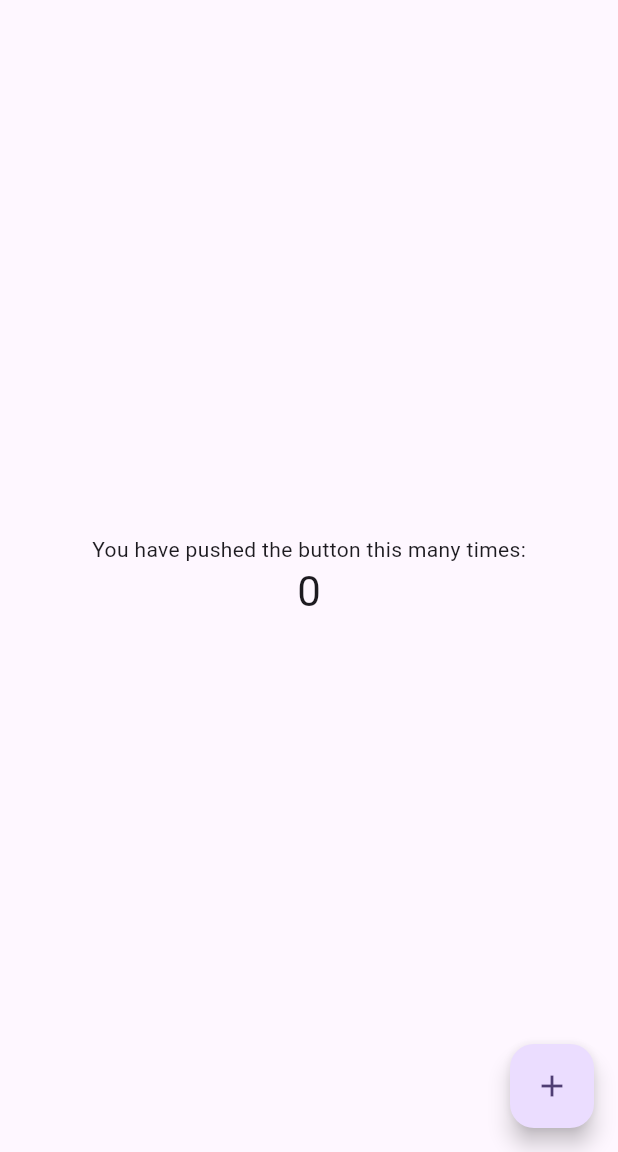
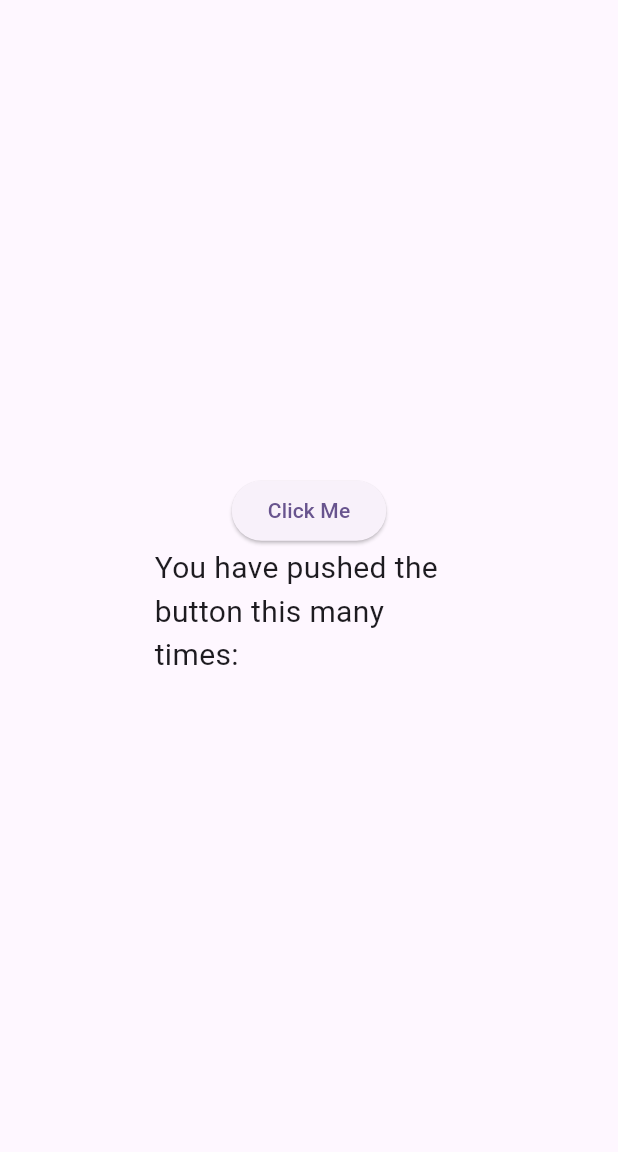
Before and after one commit to yrjwcharm/flutter_ohos, a Flutter app: the screen it shows after launch, on a phone screen of 412 x 824 dp, the part 84-1236 px from its top. Run offline on Flutter 3.47's test engine with Material 3 defaults, Android fonts, the phone set to English and light mode, and no system bars.

Commit message:
running Harmony os

```diff
--- a/lib/main.dart
+++ b/lib/main.dart
@@ -13,21 +13,6 @@ class MyApp extends StatelessWidget {
     return MaterialApp(
       title: 'Flutter Demo',
       theme: ThemeData(
-        // This is the theme of your application.
-        //
-        // TRY THIS: Try running your application with "flutter run". You'll see
-        // the application has a purple toolbar. Then, without quitting the app,
-        // try changing the seedColor in the colorScheme below to Colors.green
-        // and then invoke "hot reload" (save your changes or press the "hot
-        // reload" button in a Flutter-supported IDE, or press "r" if you used
-        // the command line to start the app).
-        //
-        // Notice that the counter didn't reset back to zero; the application
-        // state is not lost during the reload. To reset the state, use hot
-        // restart instead.
-        //
-        // This works for code too, not just values: Most code changes can be
-        // tested with just a hot reload.
         colorScheme: ColorScheme.fromSeed(seedColor: Colors.deepPurple),
         useMaterial3: true,
       ),
@@ -38,16 +23,6 @@ class MyApp extends StatelessWidget {
 
 class MyHomePage extends StatefulWidget {
   const MyHomePage({super.key, required this.title});
-
-  // This widget is the home page of your application. It is stateful, meaning
-  // that it has a State object (defined below) that contains fields that affect
-  // how it looks.
-
-  // This class is the configuration for the state. It holds the values (in this
-  // case the title) provided by the parent (in this case the App widget) and
-  // used by the build method of the State. Fields in a Widget subclass are
-  // always marked "final".
-
   final String title;
 
   @override
@@ -59,66 +34,35 @@ class _MyHomePageState extends State<MyHomePage> {
 
   void _incrementCounter() {
     setState(() {
-      // This call to setState tells the Flutter framework that something has
-      // changed in this State, which causes it to rerun the build method below
-      // so that the display can reflect the updated values. If we changed
-      // _counter without calling setState(), then the build method would not be
-      // called again, and so nothing would appear to happen.
       _counter++;
     });
   }
 
   @override
   Widget build(BuildContext context) {
-    // This method is rerun every time setState is called, for instance as done
-    // by the _incrementCounter method above.
-    //
-    // The Flutter framework has been optimized to make rerunning build methods
-    // fast, so that you can just rebuild anything that needs updating rather
-    // than having to individually change instances of widgets.
     return Scaffold(
       appBar: AppBar(
-        // TRY THIS: Try changing the color here to a specific color (to
-        // Colors.amber, perhaps?) and trigger a hot reload to see the AppBar
-        // change color while the other colors stay the same.
         backgroundColor: Theme.of(context).colorScheme.inversePrimary,
-        // Here we take the value from the MyHomePage object that was created by
-        // the App.build method, and use it to set our appbar title.
         title: Text(widget.title),
       ),
       body: Center(
-        // Center is a layout widget. It takes a single child and positions it
-        // in the middle of the parent.
         child: Column(
-          // Column is also a layout widget. It takes a list of children and
-          // arranges them vertically. By default, it sizes itself to fit its
-          // children horizontally, and tries to be as tall as its parent.
-          //
-          // Column has various properties to control how it sizes itself and
-          // how it positions its children. Here we use mainAxisAlignment to
-          // center the children vertically; the main axis here is the vertical
-          // axis because Columns are vertical (the cross axis would be
-          // horizontal).
-          //
-          // TRY THIS: Invoke "debug painting" (choose the "Toggle Debug Paint"
-          // action in the IDE, or press "p" in the console), to see the
-          // wireframe for each widget.
           mainAxisAlignment: MainAxisAlignment.center,
           children: <Widget>[
-            const Text(
-              'You have pushed the button this many times:',
-            ),
-            Text(
-              '$_counter',
-              style: Theme.of(context).textTheme.headlineMedium,
+            ElevatedButton(
+                onPressed: () {
+                  print('Button Pressed');
+                },
+                child: const Text('Click Me')),
+            const FractionallySizedBox(
+              widthFactor: 0.5,
+              child: Text(
+                'You have pushed the button this many times:',
+                style: TextStyle(fontSize: 20),
+              ),
             ),
           ],
         ),
-      ),
-      floatingActionButton: FloatingActionButton(
-        onPressed: _incrementCounter,
-        tooltip: 'Increment',
-        child: const Icon(Icons.add),
       ), // This trailing comma makes auto-formatting nicer for build methods.
     );
   }
```
Also changed, not shown: 2 other files.
